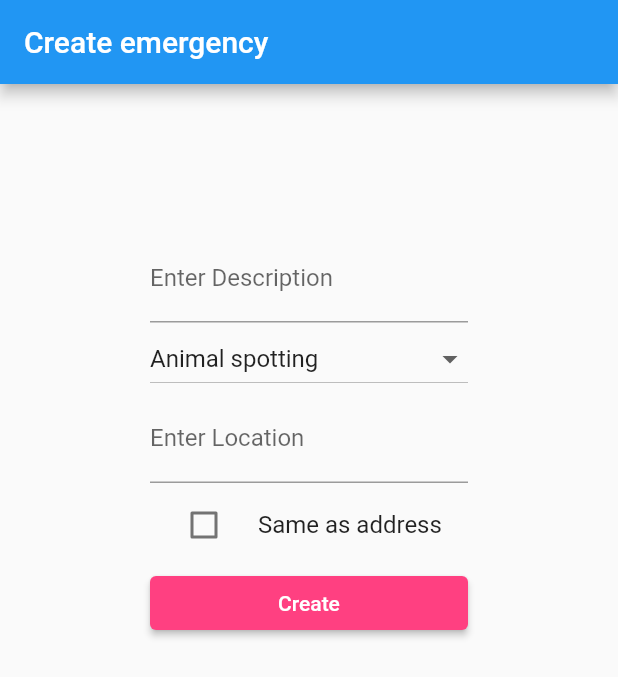
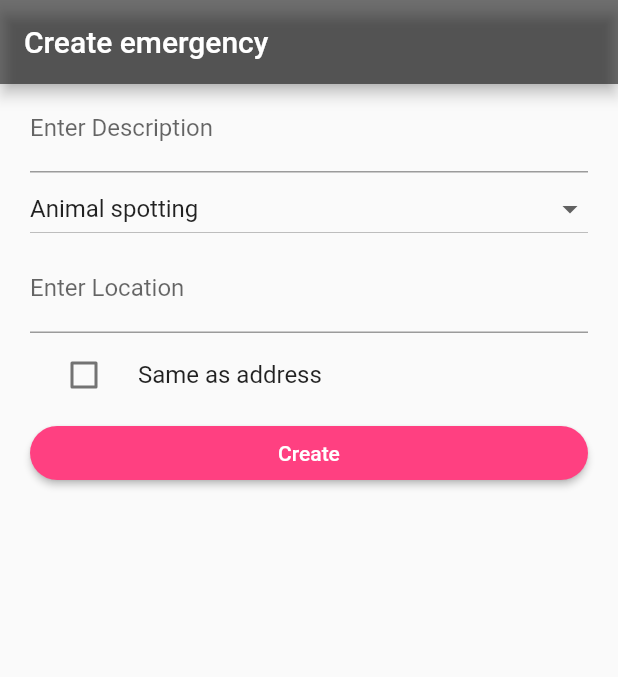
Before and after one commit to Abhi-bn/HackUTD, a Flutter app: the EmergencyPage screen opened directly, after a tap on "Same as address", on a phone screen of 412 x 824 dp. Shown: the top 677 px of the screen. Run offline on Flutter 3.47's test engine with Material 2 defaults, Android fonts, the phone set to English and light mode, and no system bars; our stand-ins replace firebase_core, firebase_messaging, flutter_login, shared_preferences; missing offline and left inert: dart:js; accounts and stored records are empty; Roboto replaces fonts that are missing (NotoSans, OpenSans).

Commit message:
Emergency form updated

```diff
--- a/frontend/lib/emergency.dart
+++ b/frontend/lib/emergency.dart
@@ -8,7 +8,7 @@ class FormApp extends StatelessWidget {
     return MaterialApp(
       debugShowCheckedModeBanner: false,
       title: 'Create Emergency',
-      theme: ThemeData(brightness: Brightness.dark),
+      theme: ThemeData(brightness: Brightness.light),
       home: const EmergencyPage(title: 'Create emergency'),
     );
   }
@@ -29,10 +29,14 @@ class _EmergencyPageState extends State<EmergencyPage> {
     return Scaffold(
       appBar: AppBar(
         title: Text(widget.title),
+        backgroundColor: Colors.black54,
       ),
       body: Container(
-          padding: const EdgeInsets.fromLTRB(100, 100, 100, 100),
-          child: EmergencyForm()),
+          padding: const EdgeInsets.fromLTRB(20, 0, 20, 0),
+          child: EmergencyForm(),
+          constraints: BoxConstraints(
+            minWidth: 100,
+          )),
     );
   }
 }
@@ -137,7 +141,7 @@ class _EmergencyFormState extends State<EmergencyForm> {
       value: _sameAsAddress,
       onChanged: (value) {
         setState(() {
-          _sameAsAddress = !_sameAsAddress;
+          _sameAsAddress = value.toString().toLowerCase() == 'true';
         });
       },
       title: const Text(
@@ -176,9 +180,12 @@ class _EmergencyFormState extends State<EmergencyForm> {
     formWidget.add(ElevatedButton(
         child: const Text('Create'),
         style: TextButton.styleFrom(
-          primary: Colors.white,
-          backgroundColor: Colors.pinkAccent, // Background Color
-        ),
+            primary: Colors.white,
+            backgroundColor: Colors.pinkAccent,
+            fixedSize: const Size(5, 30),
+            shape: RoundedRectangleBorder(
+                borderRadius: BorderRadius.circular(50)) // Background Color
+            ),
         onPressed: onPressedSubmit));
 
     return formWidget;
```
